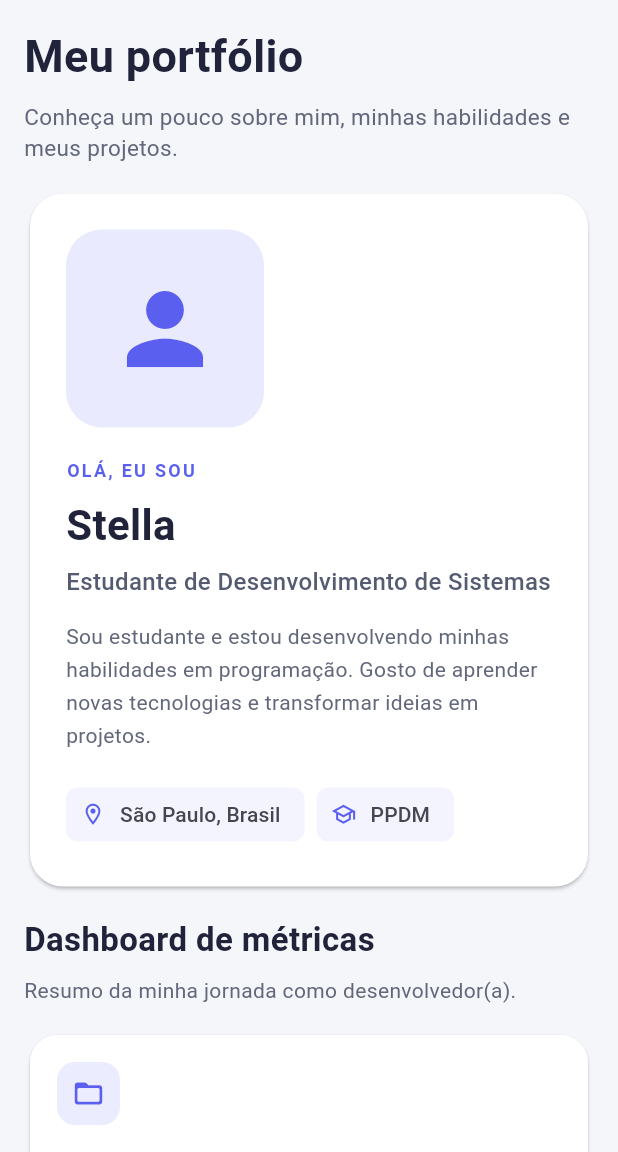
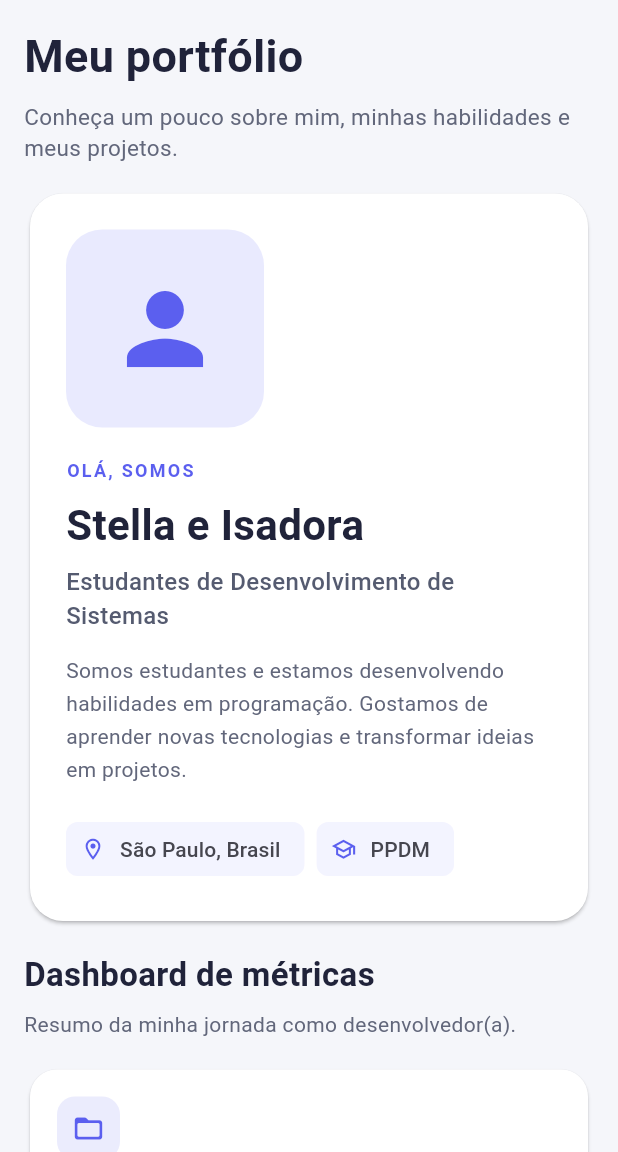
Before and after one commit to isadorasvas/devfolio_app, a Flutter app: the screen it shows after launch, on a phone screen of 412 x 824 dp, the part 84-1236 px from its top. Run offline on Flutter 3.47's test engine with Material 3 defaults, Android fonts, the phone set to English and light mode, and no system bars.

Commit message:
Update cartao_perfil.dart

```diff
--- a/lib/widgets/cartao_perfil.dart
+++ b/lib/widgets/cartao_perfil.dart
@@ -23,7 +23,7 @@ class CartaoPerfil extends StatelessWidget {
               crossAxisAlignment: CrossAxisAlignment.start,
               children: [
                 const Text(
-                  'OLÁ, EU SOU',
+                  'OLÁ, SOMOS',
                   style: TextStyle(
                     color: Color(0xFF5B5FEF),
                     fontWeight: FontWeight.bold,
@@ -35,7 +35,7 @@ class CartaoPerfil extends StatelessWidget {
                 const SizedBox(height: 8),
 
                 const Text(
-                  'Stella ',
+                  'Stella e Isadora ',
                   style: TextStyle(
                     fontSize: 28,
                     fontWeight: FontWeight.bold,
@@ -46,7 +46,7 @@ class CartaoPerfil extends StatelessWidget {
                 const SizedBox(height: 6),
 
                 const Text(
-                  'Estudante de Desenvolvimento de Sistemas',
+                  'Estudantes de Desenvolvimento de Sistemas',
                   style: TextStyle(
                     fontSize: 16,
                     color: Color(0xFF555B70),
@@ -57,8 +57,8 @@ class CartaoPerfil extends StatelessWidget {
                 const SizedBox(height: 14),
 
                 const Text(
-                  'Sou estudante e estou desenvolvendo minhas habilidades em programação. '
-                  'Gosto de aprender novas tecnologias e transformar ideias em projetos.',
+                  'Somos estudantes e estamos desenvolvendo habilidades em programação. '
+                  'Gostamos de aprender novas tecnologias e transformar ideias em projetos.',
                   style: TextStyle(
                     fontSize: 14,
                     height: 1.6,
```
